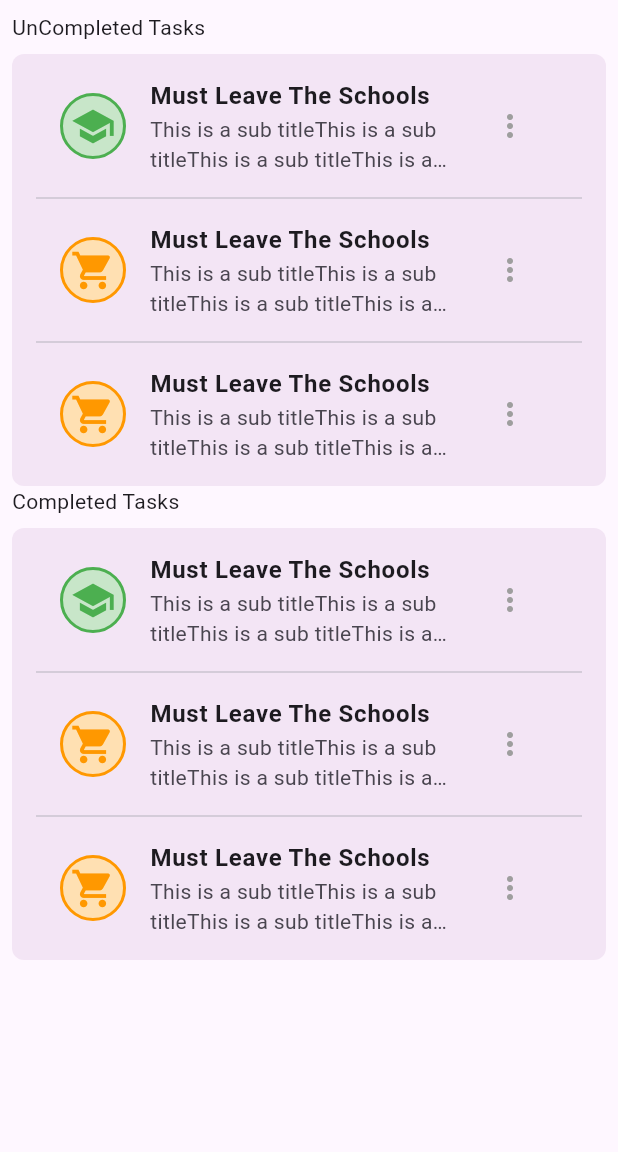
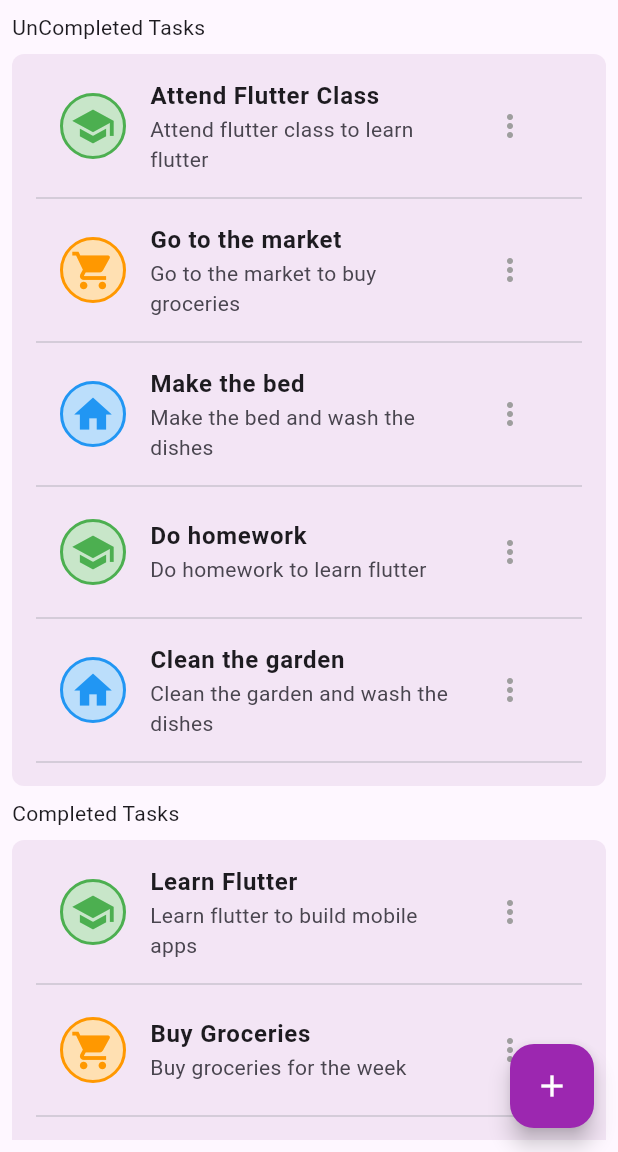
Before and after one commit to yoboisandy/task-manager-flutter, a Flutter app: the screen it shows after launch, on a phone screen of 412 x 824 dp, the part 84-1236 px from its top. Run offline on Flutter 3.47's test engine with Material 3 defaults, Android fonts, the phone set to English and light mode, and no system bars.

Commit message:
implemented List, map and functionality for delete and markAsCompleted options

```diff
--- a/lib/components/single_task.dart
+++ b/lib/components/single_task.dart
@@ -3,9 +3,12 @@ import 'dart:math';
 import 'package:flutter/material.dart';
 
 class SingleTask extends StatelessWidget {
-  final String categoryName;
+  final Map<String, dynamic> task;
+  final String status;
+  final Function deleteTask;
+  final Function markAsCompleted;
 
-  SingleTask(this.categoryName);
+  SingleTask(this.task, this.status, this.deleteTask, this.markAsCompleted);
 
   @override
   Widget build(BuildContext context) {
@@ -13,18 +16,26 @@ class SingleTask extends StatelessWidget {
       leading: Container(
         padding: EdgeInsets.all(5),
         decoration: BoxDecoration(
-          color: categoryName == "education"
+          color: task['category_name'] == "education"
               ? Colors.green[100]
-              : Colors.orange[100],
+              : task['category_name'] == "home"
+                  ? Colors.blue[100]
+                  : Colors.orange[100],
           border: Border.all(
-            color: categoryName == "education" ? Colors.green : Colors.orange,
+            color: task['category_name'] == "education"
+                ? Colors.green
+                : task['category_name'] == "home"
+                    ? Colors.blue
+                    : Colors.orange,
             width: 2,
           ),
           borderRadius: BorderRadius.circular(360),
         ),
-        child: categoryName == "education"
+        child: task['category_name'] == "education"
             ? Icon(Icons.school, color: Colors.green, size: 30)
-            : Icon(Icons.shopping_cart, color: Colors.orange, size: 30),
+            : task['category_name'] == "home"
+                ? Icon(Icons.home, color: Colors.blue, size: 30)
+                : Icon(Icons.shopping_cart, color: Colors.orange, size: 30),
       ),
       trailing: PopupMenuButton<String>(
         onSelected: (value) {
@@ -32,9 +43,9 @@ class SingleTask extends StatelessWidget {
           if (value == 'view') {
             // log clicked on view
           } else if (value == 'delete') {
-            // Handle delete action
+            deleteTask();
           } else if (value == 'markAsCompleted') {
-            // Handle markAsCompleted action
+            markAsCompleted();
           }
         },
         itemBuilder: (BuildContext context) => [
@@ -59,12 +70,14 @@ class SingleTask extends StatelessWidget {
             ),
           ),
           PopupMenuItem<String>(
-            value: 'markAsCompleted',
+            value: "markAsCompleted",
             child: Row(
               children: [
                 Icon(Icons.check),
                 SizedBox(width: 8),
-                Text('Mark as Completed'),
+                Text(status == 'completed'
+                    ? 'Mark as UnCompleted'
+                    : 'Mark as Completed'),
               ],
             ),
           ),
@@ -72,13 +85,13 @@ class SingleTask extends StatelessWidget {
         icon: Icon(Icons.more_vert, color: Colors.grey),
       ),
       title: Text(
-        "Must Leave The Schools",
+        task['title'],
         style: TextStyle(
           fontWeight: FontWeight.bold,
         ),
       ),
       subtitle: Text(
-        "This is a sub titleThis is a sub titleThis is a sub titleThis is a sub titleThis is a sub titleThis is a sub titleThis is a sub titleThis is a sub titleThis is a sub title",
+        task['description'],
         maxLines: 2,
         overflow: TextOverflow.ellipsis,
       ),
--- a/lib/home_screen.dart
+++ b/lib/home_screen.dart
@@ -1,10 +1,76 @@
+import 'package:first_app/add_task_screen.dart';
 import 'package:first_app/components/text_title.dart';
 import 'package:flutter/material.dart';
 
 import 'components/single_task.dart';
 
-class HomeScreen extends StatelessWidget {
+class HomeScreen extends StatefulWidget {
   const HomeScreen({super.key});
+
+  @override
+  State<HomeScreen> createState() => _HomeScreenState();
+}
+
+class _HomeScreenState extends State<HomeScreen> {
+  List<Map<String, dynamic>> completedTasks = [
+    {
+      "id": 1,
+      "category_name": "education",
+      "title": "Learn Flutter",
+      "description": "Learn flutter to build mobile apps",
+    },
+    {
+      "id": 2,
+      "category_name": "market",
+      "title": "Buy Groceries",
+      "description": "Buy groceries for the week",
+    },
+    {
+      "id": 3,
+      "category_name": "home",
+      "title": "Clean the house",
+      "description": "Clean the house and wash the dishes",
+    },
+    {
+      "id": 4,
+      "category_name": "education",
+      "title": "Go to school",
+      "description": "Go to school to learn flutter",
+    },
+  ];
+
+  List<Map<String, dynamic>> unCompletedTasks = [
+    {
+      "id": 1,
+      "category_name": "education",
+      "title": "Attend Flutter Class",
+      "description": "Attend flutter class to learn flutter",
+    },
+    {
+      "id": 2,
+      "category_name": "market",
+      "title": "Go to the market",
+      "description": "Go to the market to buy groceries",
+    },
+    {
+      "id": 3,
+      "category_name": "home",
+      "title": "Make the bed",
+      "description": "Make the bed and wash the dishes",
+    },
+    {
+      "id": 4,
+      "category_name": "education",
+      "title": "Do homework",
+      "description": "Do homework to learn flutter",
+    },
+    {
+      "id": 5,
+      "category_name": "home",
+      "title": "Clean the garden",
+      "description": "Clean the garden and wash the dishes",
+    }
+  ];
 
   @override
   Widget build(BuildContext context) {
@@ -31,13 +97,25 @@ class HomeScreen extends StatelessWidget {
               child: Column(
                   crossAxisAlignment: CrossAxisAlignment.start,
                   children: [
-                    SingleTask("education"),
-                    Divider(),
-                    SingleTask("market"),
-                    Divider(),
-                    SingleTask("home"),
+                    for (var i = 0; i < unCompletedTasks.length; i++)
+                      Column(
+                        children: [
+                          SingleTask(unCompletedTasks[i], "uncompleted", () {
+                            setState(() {
+                              unCompletedTasks.removeAt(i);
+                            });
+                          }, () {
+                            setState(() {
+                              completedTasks.add(unCompletedTasks[i]);
+                              unCompletedTasks.removeAt(i);
+                            });
+                          }),
+                          Divider(),
+                        ],
+                      ),
                   ]),
             ),
+            SizedBox(height: 8),
             TextTitle("Completed Tasks"),
             Container(
               padding: EdgeInsets.symmetric(
@@ -50,16 +128,38 @@ class HomeScreen extends StatelessWidget {
               child: Column(
                   crossAxisAlignment: CrossAxisAlignment.start,
                   children: [
-                    SingleTask("education"),
-                    Divider(),
-                    SingleTask("market"),
-                    Divider(),
-                    SingleTask("home"),
+                    for (var i = 0; i < completedTasks.length; i++)
+                      Column(
+                        children: [
+                          SingleTask(completedTasks[i], "completed", () {
+                            setState(() {
+                              unCompletedTasks.removeAt(i);
+                            });
+                          }, () {
+                            setState(() {
+                              unCompletedTasks.add(completedTasks[i]);
+                              completedTasks.removeAt(i);
+                            });
+                          }),
+                          Divider(),
+                        ],
+                      ),
                   ]),
             ),
           ],
         ),
       ),
+      floatingActionButton: FloatingActionButton(
+        onPressed: () {
+          Navigator.push(
+              context,
+              MaterialPageRoute(
+                builder: (_) => AddTaskScreen(),
+              ));
+        },
+        child: const Icon(Icons.add, color: Colors.white),
+        backgroundColor: Colors.purple,
+      ),
     );
   }
 }
```
